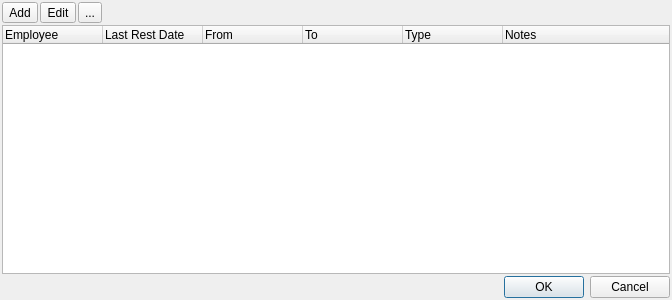
Above: b6p/dlgempleadoslicenciasplanificacion.ui from diegowald/b6p before the change. Below: the same form after it.
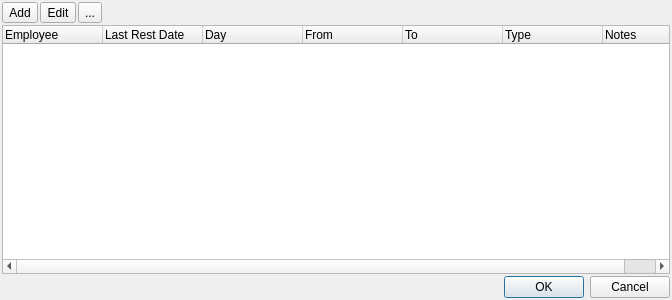
That is the form after the change. Icons and pictures are not drawn.

```diff
--- a/b6p/dlgempleadoslicenciasplanificacion.ui
+++ b/b6p/dlgempleadoslicenciasplanificacion.ui
@@ -116,6 +116,11 @@
        <string>Last Rest Date</string>
       </property>
      </column>
+     <column>
+      <property name="text">
+       <string>Day</string>
+      </property>
+     </column>
      <column>
       <property name="text">
        <string>From</string>
```
